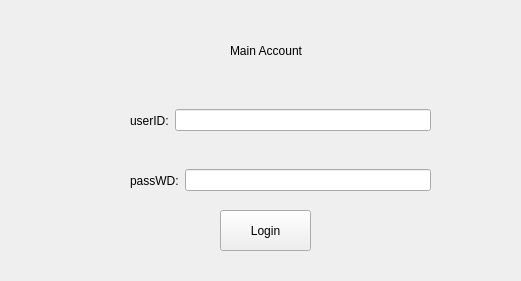
First picture: the form in UI/main_login.ui, repository Country-If/TeraCloud, before the edit.
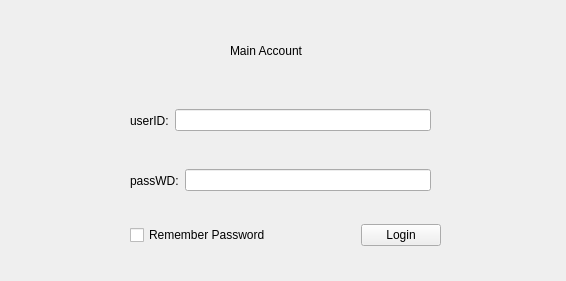
Second picture: the form after the edit.

Commit message: UI add remember password checkbox

Patch:
```diff
--- a/UI/main_login.ui
+++ b/UI/main_login.ui
@@ -6,26 +6,13 @@
    <rect>
     <x>0</x>
     <y>0</y>
-    <width>521</width>
+    <width>566</width>
     <height>281</height>
    </rect>
   </property>
   <property name="windowTitle">
    <string>TeraCloud Management</string>
   </property>
-  <widget class="QPushButton" name="Login_btn">
-   <property name="geometry">
-    <rect>
-     <x>220</x>
-     <y>210</y>
-     <width>91</width>
-     <height>41</height>
-    </rect>
-   </property>
-   <property name="text">
-    <string>Login</string>
-   </property>
-  </widget>
   <widget class="QLabel" name="label_3">
    <property name="geometry">
     <rect>
@@ -87,6 +74,38 @@
     </item>
    </layout>
   </widget>
+  <widget class="QWidget" name="">
+   <property name="geometry">
+    <rect>
+     <x>130</x>
+     <y>210</y>
+     <width>311</width>
+     <height>51</height>
+    </rect>
+   </property>
+   <layout class="QHBoxLayout" name="horizontalLayout_3">
+    <item>
+     <widget class="QCheckBox" name="checkBox">
+      <property name="sizePolicy">
+       <sizepolicy hsizetype="Expanding" vsizetype="Fixed">
+        <horstretch>0</horstretch>
+        <verstretch>0</verstretch>
+       </sizepolicy>
+      </property>
+      <property name="text">
+       <string>Remember Password</string>
+      </property>
+     </widget>
+    </item>
+    <item>
+     <widget class="QPushButton" name="Login_btn">
+      <property name="text">
+       <string>Login</string>
+      </property>
+     </widget>
+    </item>
+   </layout>
+  </widget>
  </widget>
  <resources/>
  <connections/>
```
